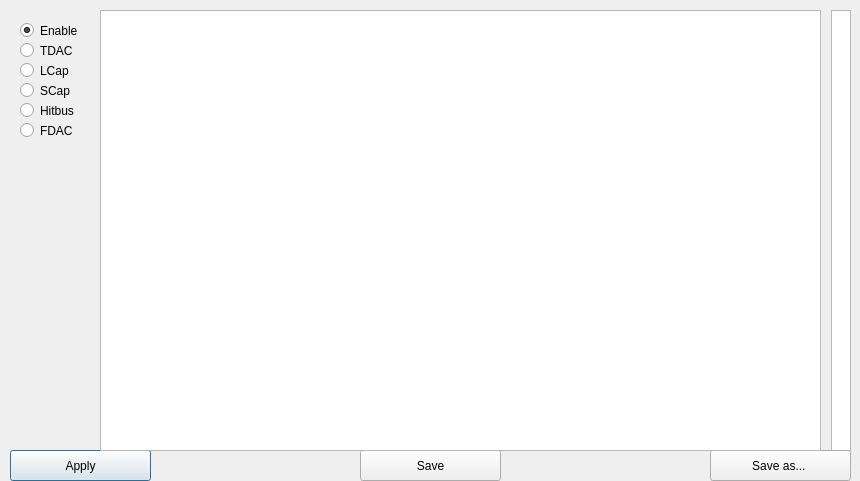
Yarr/Yarr, file gui/YarrGui/editcfgdialog.ui: the form before one commit.
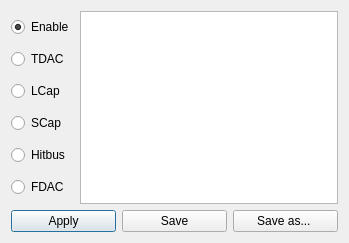
The form after the commit.

Patch:
```diff
--- a/gui/YarrGui/editcfgdialog.ui
+++ b/gui/YarrGui/editcfgdialog.ui
@@ -6,99 +6,20 @@
    <rect>
     <x>0</x>
     <y>0</y>
-    <width>860</width>
-    <height>481</height>
+    <width>349</width>
+    <height>243</height>
    </rect>
   </property>
   <property name="windowTitle">
    <string>Dialog</string>
   </property>
-  <widget class="QPlainTextEdit" name="cfgEdit">
-   <property name="geometry">
-    <rect>
-     <x>831</x>
-     <y>10</y>
-     <width>20</width>
-     <height>441</height>
-    </rect>
-   </property>
-  </widget>
-  <widget class="QPushButton" name="applyButton">
-   <property name="geometry">
-    <rect>
-     <x>10</x>
-     <y>450</y>
-     <width>141</width>
-     <height>31</height>
-    </rect>
-   </property>
-   <property name="toolTip">
-    <string>Load this configuration into FE, but don't update the config's file representation</string>
-   </property>
-   <property name="toolTipDuration">
-    <number>10000</number>
-   </property>
-   <property name="text">
-    <string>Apply</string>
-   </property>
-  </widget>
-  <widget class="QPushButton" name="saveButton">
-   <property name="geometry">
-    <rect>
-     <x>360</x>
-     <y>450</y>
-     <width>141</width>
-     <height>31</height>
-    </rect>
-   </property>
-   <property name="toolTip">
-    <string>Load this configuration into FE and update config's file representation</string>
-   </property>
-   <property name="toolTipDuration">
-    <number>10000</number>
-   </property>
-   <property name="text">
-    <string>Save</string>
-   </property>
-  </widget>
-  <widget class="QPushButton" name="saveAsButton">
-   <property name="geometry">
-    <rect>
-     <x>710</x>
-     <y>450</y>
-     <width>141</width>
-     <height>31</height>
-    </rect>
-   </property>
-   <property name="toolTip">
-    <string>Save this configuration to file, but don't load it into the FE</string>
-   </property>
-   <property name="toolTipDuration">
-    <number>10000</number>
-   </property>
-   <property name="text">
-    <string>Save as... </string>
-   </property>
-  </widget>
-  <widget class="QTableWidget" name="cfgTable">
-   <property name="geometry">
-    <rect>
-     <x>100</x>
-     <y>10</y>
-     <width>721</width>
-     <height>441</height>
-    </rect>
-   </property>
-  </widget>
+  <layout class="QVBoxLayout" name="verticalLayout_2">
+   <item>
+    <layout class="QHBoxLayout" name="horizontalLayout">
+     <item>
+      <layout class="QVBoxLayout" name="verticalLayout">
+       <item>
   <widget class="QRadioButton" name="EnableRadio">
-   <property name="geometry">
-    <rect>
-     <x>20</x>
-     <y>20</y>
-     <width>71</width>
-     <height>21</height>
-    </rect>
-   </property>
    <property name="text">
     <string>Enable</string>
    </property>
@@ -106,71 +27,93 @@
     <bool>true</bool>
    </property>
   </widget>
+       </item>
+       <item>
   <widget class="QRadioButton" name="TDACRadio">
-   <property name="geometry">
-    <rect>
-     <x>20</x>
-     <y>40</y>
-     <width>71</width>
-     <height>21</height>
-    </rect>
-   </property>
    <property name="text">
     <string>TDAC</string>
    </property>
   </widget>
+       </item>
+       <item>
   <widget class="QRadioButton" name="LCapRadio">
-   <property name="geometry">
-    <rect>
-     <x>20</x>
-     <y>60</y>
-     <width>71</width>
-     <height>21</height>
-    </rect>
-   </property>
    <property name="text">
     <string>LCap</string>
    </property>
   </widget>
+       </item>
+       <item>
   <widget class="QRadioButton" name="SCapRadio">
-   <property name="geometry">
-    <rect>
-     <x>20</x>
-     <y>80</y>
-     <width>71</width>
-     <height>21</height>
-    </rect>
-   </property>
    <property name="text">
     <string>SCap</string>
    </property>
   </widget>
+       </item>
+       <item>
   <widget class="QRadioButton" name="HitbusRadio">
-   <property name="geometry">
-    <rect>
-     <x>20</x>
-     <y>100</y>
-     <width>71</width>
-     <height>21</height>
-    </rect>
-   </property>
    <property name="text">
     <string>Hitbus</string>
    </property>
   </widget>
+       </item>
+       <item>
   <widget class="QRadioButton" name="FDACRadio">
-   <property name="geometry">
-    <rect>
-     <x>20</x>
-     <y>120</y>
-     <width>71</width>
-     <height>21</height>
-    </rect>
-   </property>
    <property name="text">
     <string>FDAC</string>
    </property>
   </widget>
+       </item>
+      </layout>
+     </item>
+     <item>
+      <widget class="QTableWidget" name="cfgTable"/>
+     </item>
+    </layout>
+   </item>
+   <item>
+    <layout class="QHBoxLayout" name="horizontalLayout_2">
+     <item>
+      <widget class="QPushButton" name="applyButton">
+       <property name="toolTip">
+        <string>Load this configuration into FE, but don't update the config's file representation</string>
+       </property>
+       <property name="toolTipDuration">
+        <number>10000</number>
+       </property>
+       <property name="text">
+        <string>Apply</string>
+       </property>
+      </widget>
+     </item>
+     <item>
+      <widget class="QPushButton" name="saveButton">
+       <property name="toolTip">
+        <string>Load this configuration into FE and update config's file representation</string>
+       </property>
+       <property name="toolTipDuration">
+        <number>10000</number>
+       </property>
+       <property name="text">
+        <string>Save</string>
+       </property>
+      </widget>
+     </item>
+     <item>
+      <widget class="QPushButton" name="saveAsButton">
+       <property name="toolTip">
+        <string>Save this configuration to file, but don't load it into the FE</string>
+       </property>
+       <property name="toolTipDuration">
+        <number>10000</number>
+       </property>
+       <property name="text">
+        <string>Save as... </string>
+       </property>
+      </widget>
+     </item>
+    </layout>
+   </item>
+  </layout>
  </widget>
  <resources/>
  <connections/>
```
Lines whose indentation alone changed are shown as unchanged.
